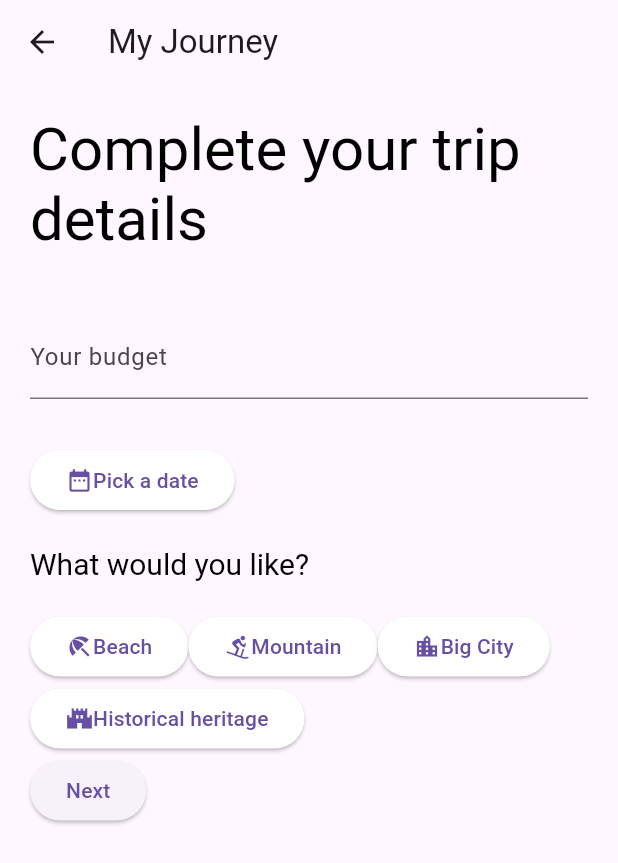
After one commit to ciopeialexandra/MyJourney, a Flutter app: the screen it shows once a user with an empty profile is signed in, after a tap on "Plan a trip", on a phone screen of 412 x 824 dp. The commit adds this screen. Shown: the top 863 px of the screen. Run offline on Flutter 3.47's test engine with Material 3 defaults, Android fonts, the phone set to English and light mode, and no system bars; our stand-ins replace animated_text_kit, contacts_service, firebase_auth, firebase_core, firebase_database, firebase_storage and 2 more; missing offline and left inert: countries_world_map; accounts and stored records are empty.

Commit message:
Plan trip screen added.

```diff
--- a/lib/screens/attractions_page.dart
+++ b/lib/screens/attractions_page.dart
@@ -4,17 +4,13 @@ import 'package:flutter/material.dart';
 import '../data/globals.dart';
 import 'images_page.dart';
 
-
 class AttractionsPage extends StatefulWidget {
    const AttractionsPage({super.key});
   @override
   State<AttractionsPage> createState() => _AttractionsPageState();
 }
-
 class _AttractionsPageState extends State<AttractionsPage> {
   final TextEditingController _attractionsAnswer = TextEditingController();
-
-
   Widget _title(){
     return const Text("My Journey");
   }
--- a/lib/screens/home_page.dart
+++ b/lib/screens/home_page.dart
@@ -5,6 +5,7 @@ import 'package:myjorurney/navigate.dart';
 import 'package:myjorurney/screens/country_page.dart';
 import 'package:countries_world_map/countries_world_map.dart';
 import 'package:countries_world_map/data/maps/world_map.dart';
+import 'package:myjorurney/screens/plan-trip_page.dart';
 import 'package:permission_handler/permission_handler.dart';
 import 'addfriend_page.dart';
 
@@ -52,7 +53,7 @@ class _HomePageState extends State<HomePage> {
       child: const Text('Where have you been ?'),
     );
   }
-  Widget _addFriendButton(){
+  Widget _planButton(){
     return ElevatedButton(
       onPressed: () async {
         if(await Permission.contacts.request().isGranted) {
@@ -61,14 +62,13 @@ class _HomePageState extends State<HomePage> {
                 context,
                 MaterialPageRoute(
                     builder: (context) =>
-                    const AddFriendPage()));
+                    const PlanTripPage()));
           });
         }
         else{
-
         }
       },
-      child: const Text('Add friends'),
+      child: const Text('Plan a trip'),
     );
   }
 
@@ -79,8 +79,7 @@ class _HomePageState extends State<HomePage> {
       appBar: AppBar(
         title: _title(),
         actions: [
-         // _signOutButton(),
-          _addFriendButton()
+          _signOutButton(),
         ],
       ),
       body: Column(
@@ -115,14 +114,12 @@ class _HomePageState extends State<HomePage> {
               ),
             ),
           ),
-          Row(
+          Column(
             mainAxisAlignment: MainAxisAlignment.center,
             crossAxisAlignment: CrossAxisAlignment.center,
             children: [
-              Container(
-                padding: const EdgeInsets.all(40),
-                child: _beenButton(),
-              ),
+              _beenButton(),
+              _planButton()
             ],
           ),
         ],
--- /dev/null
+++ b/lib/screens/plan-trip_page.dart
@@ -0,0 +1,243 @@
+import 'package:animated_text_kit/animated_text_kit.dart';
+import 'package:contacts_service/contacts_service.dart';
+import 'package:firebase_auth/firebase_auth.dart';
+import 'package:flutter/material.dart';
+import 'package:myjorurney/screens/addfriend_page.dart';
+import 'home_page.dart';
+
+class PlanTripPage extends StatefulWidget {
+  const PlanTripPage({super.key});
+
+  @override
+  State<PlanTripPage> createState() => _PlanTripPageState();
+}
+
+
+class _PlanTripPageState extends State<PlanTripPage> {
+  List<User> data = List.empty();
+  List<Contact> contacts = [];
+  List<Contact> contactsFiltered = [];
+  TextEditingController searchController = TextEditingController();
+  TextEditingController budgetController = TextEditingController();
+  DateTimeRange? _selectedDateRange;
+  bool isPressedBeach = false;
+  bool isPressedMountain = false;
+  bool isPressedCity = false;
+  bool isPressedAttractions = false;
+
+  @override
+  void initState(){
+    super.initState();
+    getAllContacts();
+    searchController.addListener(() {
+      filterContacts();
+    });
+  }
+  filterContacts(){
+    List<Contact> _contacts = [];
+    _contacts.addAll(contacts);
+    if(searchController.text.isNotEmpty){
+      _contacts.retainWhere((contact) {
+        String searchTerm = searchController.text.toLowerCase();
+        String contactName = contact.displayName!.toLowerCase();
+        return contactName.contains(searchTerm);
+      });
+      setState(() {
+        contactsFiltered = _contacts;
+      });
+    }
+  }
+  getAllContacts() async{
+    List<Contact> _contacts = await ContactsService.getContacts();
+    setState(() {
+      contacts = _contacts;
+    });
+  }
+  Widget _animatedText(){
+    return const DefaultTextStyle(
+      style: TextStyle(
+          fontSize: 40.0,
+          color: Colors.black
+      ),
+      child: Text('Complete your trip details'),
+      );
+  }
+  Widget _title(){
+    return const Text("My Journey");
+  }
+  Widget _text(){
+      return const DefaultTextStyle(
+        style: TextStyle(
+            fontSize: 20.0,
+            color: Colors.black
+        ),
+        child: Text('What would you like?'),
+      );
+    }
+
+  Widget _entryField(
+      String title,
+      TextEditingController controller
+      ){
+    return TextField(
+      controller: controller,
+      decoration: InputDecoration(
+          labelText: title
+      ),
+    );
+  }
+  Widget _nextButton() {
+    return ElevatedButton(
+      onPressed: () {
+        setState(() {
+          Navigator.push(
+              context,
+              MaterialPageRoute(
+                  builder: (context) =>
+                  const AddFriendPage()));
+        });
+      },
+      child: const Text('Next'),
+    );
+  }
+
+  Widget _dateButton() {
+    return ElevatedButton(
+      onPressed: _show,
+      style: ElevatedButton.styleFrom(backgroundColor: Colors.white),
+      child: const Row(
+        mainAxisSize: MainAxisSize.min,
+        children: [
+          Icon(Icons.date_range), // Adjust the spacing between icon and text as needed
+          Text('Pick a date'),
+        ],
+      ),
+    );
+  }
+
+  Widget _beachButton() {
+    return ElevatedButton(
+      onPressed:(){
+        setState(() {
+          isPressedBeach = !isPressedBeach;
+        });
+      },
+        style: ElevatedButton.styleFrom(
+          backgroundColor: isPressedBeach? Colors.purpleAccent : Colors.white
+        ),
+      child: const Row(
+        mainAxisSize: MainAxisSize.min,
+        children: [
+          Icon(Icons.beach_access), // Adjust the spacing between icon and text as needed
+          Text('Beach'),
+        ],
+      ),
+    );
+  }
+  Widget _mountainButton() {
+    return ElevatedButton(
+      onPressed:(){
+        setState(() {
+          isPressedMountain = !isPressedMountain;
+        });
+      },
+      style: ElevatedButton.styleFrom(
+          backgroundColor: isPressedMountain? Colors.purpleAccent : Colors.white
+      ),
+      child: const Row(
+        mainAxisSize: MainAxisSize.min,
+        children: [
+          Icon(Icons.downhill_skiing), // Adjust the spacing between icon and text as needed
+          Text('Mountain'),
+        ],
+      ),
+    );
+  }
+  Widget _cityButton() {
+    return ElevatedButton(
+      onPressed:(){
+        setState(() {
+          isPressedCity = !isPressedCity;
+        });
+      },
+      style: ElevatedButton.styleFrom(
+          backgroundColor: isPressedCity? Colors.purpleAccent : Colors.white
+      ),
+      child: const Row(
+        mainAxisSize: MainAxisSize.min,
+        children: [
+          Icon(Icons.location_city), // Adjust the spacing between icon and text as needed
+          Text('Big City'),
+        ],
+      ),
+    );
+  }
+  Widget _attractionsButton() {
+    return ElevatedButton(
+      onPressed:(){
+        setState(() {
+          isPressedAttractions = !isPressedAttractions;
+        });
+      },
+      style: ElevatedButton.styleFrom(
+          backgroundColor: isPressedAttractions? Colors.purpleAccent : Colors.white
+      ),
+      child: const Row(
+        mainAxisSize: MainAxisSize.min,
+        children: [
+          Icon(Icons.castle_sharp), // Adjust the spacing between icon and text as needed
+          Text('Historical heritage'),
+        ],
+      ),
+    );
+  }
+  void _show() async {
+    final DateTimeRange? result = await showDateRangePicker(
+      context: context,
+      firstDate: DateTime(2024, 1, 1),
+      lastDate: DateTime(2030, 12, 31),
+      currentDate: DateTime.now(),
+      saveText: 'Done',
+    );
+    if (result != null) {
+      print(result.start.toString());
+      setState(() {
+        _selectedDateRange = result;
+      });
+    }
+  }
+  @override
+  Widget build(BuildContext context) {
+    return Scaffold(
+      appBar: AppBar(
+        title: _title(),
+      ),
+      body: Container(
+
+        padding: const EdgeInsets.all(20),
+        child: Column(
+          crossAxisAlignment: CrossAxisAlignment.start,
+          children: <Widget>[
+            _animatedText(),
+            const SizedBox(height: 40),
+            _entryField("Your budget", budgetController),
+            const SizedBox(height: 30),
+            _dateButton(),
+            const SizedBox(height: 20),
+            _text(),
+            const SizedBox(height: 20),
+            Row(
+              children: <Widget>[
+                _beachButton(),
+                _mountainButton(),
+                _cityButton()
+              ],
+            ),
+            _attractionsButton(),
+            _nextButton()
+          ],
+        ),
+      ),
+    );
+  }
+}
--- a/pubspec.yaml
+++ b/pubspec.yaml
@@ -46,6 +46,7 @@ dependencies:
   firebase_storage: ^11.6.7
   contacts_service: ^0.6.3
   permission_handler: ^11.3.0
+  flutter_date_range_picker: ^0.0.14
 
 dev_dependencies:
   flutter_test:
```
Also changed, not shown: lib/screens/addfriend_page.dart (+36 -19 lines), pubspec.lock.
